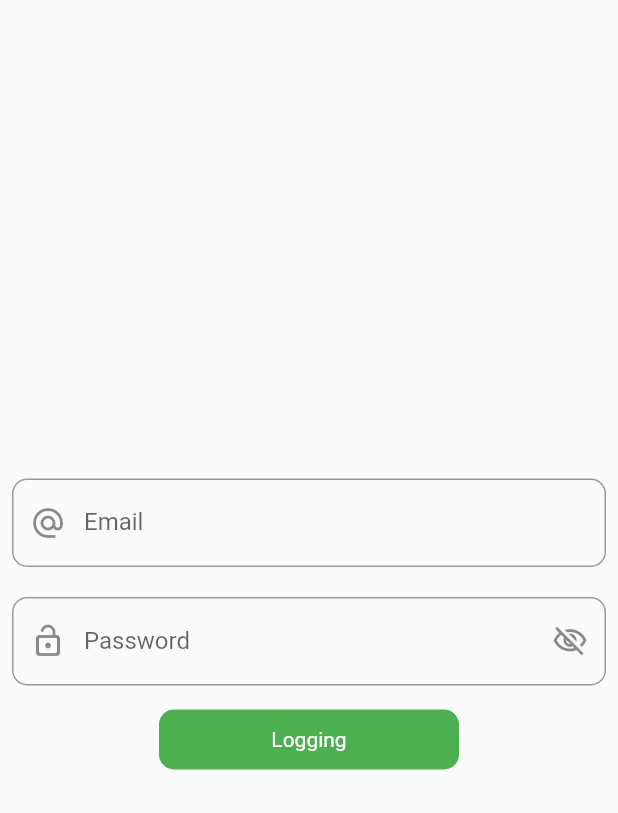
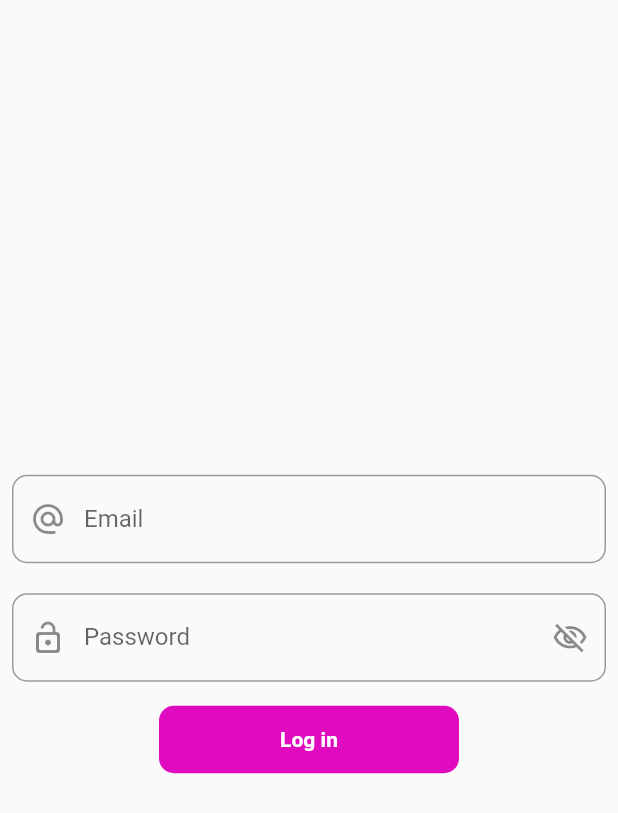
Before and after one commit to antorparvez/flutter_mvvm, a Flutter app: the screen it shows after launch, on a phone screen of 412 x 824 dp. Shown: the top 813 px of the screen. Run offline on Flutter 3.47's test engine with Material 2 defaults, Android fonts, the phone set to English and light mode, and no system bars; our stand-ins replace another_flushbar, fluttertoast.

Commit message:
login api completed

```diff
--- a/lib/data/app_exceptions.dart
+++ b/lib/data/app_exceptions.dart
@@ -11,11 +11,11 @@ class AppExceptions implements Exception {
 
 class FetchDataExceptions extends AppExceptions {
   FetchDataExceptions([String? message])
-      : super(message, 'Error During communication');
+      : super(message, 'Error during communication. ');
 }
 
 class BadRequestExceptions extends AppExceptions {
-  BadRequestExceptions([String? message]) : super(message, 'Invalid request');
+  BadRequestExceptions([String? message]) : super(message, 'Invalid request. ');
 }
 
 class UnauthorisedExceptions extends AppExceptions {
@@ -24,5 +24,5 @@ class UnauthorisedExceptions extends AppExceptions {
 }
 
 class InvalidInputExceptions extends AppExceptions {
-  InvalidInputExceptions([String? message]) : super(message, 'Invalid input');
+  InvalidInputExceptions([String? message]) : super(message, 'Invalid input. ');
 }
--- a/lib/main.dart
+++ b/lib/main.dart
@@ -1,6 +1,8 @@
 import 'package:flutter/material.dart';
 import 'package:flutter_mvvm/utils/routes/routes.dart';
 import 'package:flutter_mvvm/utils/routes/routes_name.dart';
+import 'package:flutter_mvvm/view_model/auth_view_model.dart';
+import 'package:provider/provider.dart';
 
 import 'res/colors.dart';
 
@@ -13,13 +15,17 @@ class MyApp extends StatelessWidget {
 
   @override
   Widget build(BuildContext context) {
-    return MaterialApp(
-      title: 'Flutter Demo',
-      theme: ThemeData(
-        primarySwatch: AppColors.generateMaterialColorFromColor(AppColors.colorPrimary),
-      ),
-      initialRoute: RoutesName.login,
-      onGenerateRoute: Routes.generateRoute,
-    );
+    return MultiProvider(providers: [
+      ChangeNotifierProvider(create: (_) => AuthViewViewModel()),
+    ],
+      child: MaterialApp(
+        title: 'Flutter Demo',
+        theme: ThemeData(
+          primarySwatch: AppColors.generateMaterialColorFromColor(
+              AppColors.colorPrimary),
+        ),
+        initialRoute: RoutesName.login,
+        onGenerateRoute: Routes.generateRoute,
+      ));
   }
 }
--- /dev/null
+++ b/lib/res/app_url.dart
@@ -0,0 +1,6 @@
+class AppUrl {
+  static var baseUrl = 'https://reqres.in' ;
+
+  static var loginApi = baseUrl + '/api/login' ;
+  static var registrationApi = baseUrl + "register";
+}
--- a/lib/res/components/round_loading_btn.dart
+++ b/lib/res/components/round_loading_btn.dart
@@ -20,15 +20,18 @@ class RoundButton extends StatelessWidget {
     return InkWell(
       onTap: onPress,
       child: Container(
-        height: 40,
+        height: 45,
         width: 200,
         decoration: BoxDecoration(
-            color: AppColors.buttonColor,
+            color: AppColors.colorPrimary,
             borderRadius: BorderRadius.circular(10)
         ),
         child: Center(
-            child:loading ? CircularProgressIndicator(color: Colors.white,) :  Text(title ,
-              style: TextStyle(color: AppColors.whiteColor),
+            child:loading ? SizedBox(
+              height: 25,
+                width: 25,
+                child: CircularProgressIndicator(color: Colors.white,)) :  Text(title ,
+              style: TextStyle(color: AppColors.whiteColor, fontWeight: FontWeight.bold),
             )),
       ),
     );
--- a/lib/view/login_view.dart
+++ b/lib/view/login_view.dart
@@ -1,6 +1,8 @@
 import 'package:flutter/material.dart';
 import 'package:flutter_mvvm/res/components/round_loading_btn.dart';
 import 'package:flutter_mvvm/utils/utils.dart';
+import 'package:flutter_mvvm/view_model/auth_view_model.dart';
+import 'package:provider/provider.dart';
 
 class LoginView extends StatefulWidget {
   const LoginView({Key? key}) : super(key: key);
@@ -19,6 +21,8 @@ class _LoginViewState extends State<LoginView> {
 
   @override
   Widget build(BuildContext context) {
+    final authViewModel = Provider.of<AuthViewViewModel>(context);
+
     return Scaffold(
       body: SafeArea(
         child: Column(
@@ -81,7 +85,8 @@ class _LoginViewState extends State<LoginView> {
               height: 8,
             ),
             RoundButton(
-                title: "Logging",
+                title: "Log in",
+                loading: authViewModel.loading,
                 onPress: () {
                   if (_emailController.text.isEmpty) {
                     Utils.flushBarErrorMessage('Please enter email', context);
@@ -92,7 +97,16 @@ class _LoginViewState extends State<LoginView> {
                     Utils.flushBarErrorMessage(
                         'Please enter 6 digit password', context);
                   } else {
-                    Utils.flushBarErrorMessage("Hi",context);
+                    Map loginBody = {
+                    /*  "email": _emailController.text.toString(),
+                      "password": _passwordController.text.toString(),*/
+
+                      "email": "eve.holt@reqres.in",
+                      "password": "cityslicka"
+
+                    };
+
+                    authViewModel.loginApi(loginBody,context);
                   }
                 })
           ],
```
Also changed, not shown: lib/data/network/network_api_services.dart (+25 -19 lines), lib/repository/auth_repository.dart (added, +27 -0 lines), lib/view_model/auth_view_model.dart (added, +42 -0 lines), 1 other file.
